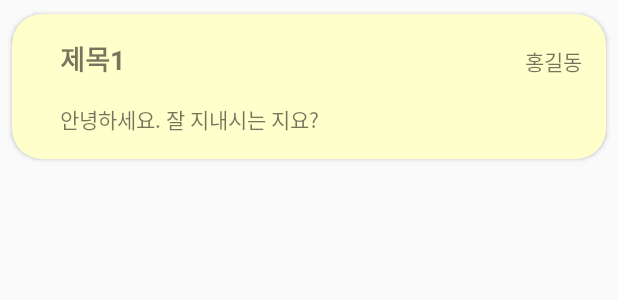
After one commit to JungUihyun/android_exam07, an Android app: the layout custom_item.xml on its own in the app's theme, with its tools: preview values and no code run, on a phone screen of 412 x 824 dp. The commit adds this screen. Shown: the top 300 px of the screen. Run offline under Robolectric (Android 15) with nearby library versions, the phone set to English and light mode, and no system bars.

Commit message:
Add custom_item

```diff
--- a/app/build.gradle
+++ b/app/build.gradle
@@ -26,4 +26,6 @@ dependencies {
     testImplementation 'junit:junit:4.12'
     androidTestImplementation 'androidx.test:runner:1.2.0'
     androidTestImplementation 'androidx.test.espresso:espresso-core:3.2.0'
+    implementation 'androidx.recyclerview:recyclerview:1.2.0-alpha04'
+    implementation 'androidx.cardview:cardview:1.0.0'
 }
--- a/app/src/main/AndroidManifest.xml
+++ b/app/src/main/AndroidManifest.xml
@@ -9,7 +9,7 @@
         android:roundIcon="@mipmap/ic_launcher_round"
         android:supportsRtl="true"
         android:theme="@style/AppTheme">
-        <activity android:name=".PostActivity"></activity>
+        <activity android:name=".ListActivity"></activity>
         <activity android:name=".RegisterActivity" />
         <activity android:name=".MainActivity">
             <intent-filter>
--- a/app/src/main/java/com/example/android_exam07/PostDB.java
+++ b/app/src/main/java/com/example/android_exam07/PostDB.java
@@ -15,7 +15,7 @@ public class PostDB extends SQLiteOpenHelper {
 
     @Override
     public void onCreate(SQLiteDatabase db) {
-        String sql = "create table post_tb (_id integer primary key autoincrement, title text, content text, writer text)";
+        String sql = "create table post_tb (idx integer primary key autoincrement, title text, content text, writer text)";
         db.execSQL("insert into post_tb (title, content, writer) values ('1번째 메모', '첫번째 메모입니다.', '관리자')");
         db.execSQL("insert into post_tb (title, content, writer) values ('2번째 메모', '두번째 메모입니다.', '관리자')");
         db.execSQL("insert into post_tb (title, content, writer) values ('3번째 메모', '세번째 메모입니다.', '관리자')");
--- a/app/src/main/java/com/example/android_exam07/UserDB.java
+++ b/app/src/main/java/com/example/android_exam07/UserDB.java
@@ -15,7 +15,7 @@ public class UserDB extends SQLiteOpenHelper {
 
     @Override
     public void onCreate(SQLiteDatabase db) {
-        String sql = "create table user_tb (_id integer primary key autoincrement, id text, password text, name text, post_id integer)";
+        String sql = "create table user_tb (idx integer primary key autoincrement, id text, password text, name text, post_id integer)";
         db.execSQL(sql);
     }
 
--- /dev/null
+++ b/app/src/main/res/layout/custom_item.xml
@@ -0,0 +1,46 @@
+<?xml version="1.0" encoding="utf-8"?>
+
+<androidx.cardview.widget.CardView
+    android:id="@+id/cardView"
+    xmlns:android="http://schemas.android.com/apk/res/android"
+    xmlns:app="http://schemas.android.com/apk/res-auto"
+    android:layout_width="match_parent"
+    android:layout_height="wrap_content"
+    app:cardCornerRadius="20dp"
+    app:cardUseCompatPadding="true"
+    app:cardBackgroundColor="#FFFFFFCC">
+
+    <RelativeLayout
+        xmlns:android="http://schemas.android.com/apk/res/android"
+        android:layout_width="match_parent"
+        android:layout_height="match_parent"
+        android:padding="16dp">
+
+        <TextView
+            android:id="@+id/title"
+            android:layout_width="wrap_content"
+            android:layout_height="wrap_content"
+            android:text="제목1"
+            android:textSize="18dp"
+            android:textStyle="bold"
+            android:layout_marginLeft="16dp"/>
+
+        <TextView
+            android:id="@+id/content"
+            android:layout_width="wrap_content"
+            android:layout_height="wrap_content"
+            android:text="안녕하세요. 잘 지내시는 지요?"
+            android:layout_below="@id/title"
+            android:layout_alignLeft="@id/title"
+            android:layout_marginTop="16dp"/>
+
+        <TextView
+            android:id="@+id/writer"
+            android:layout_width="wrap_content"
+            android:layout_height="wrap_content"
+            android:text="홍길동"
+            android:layout_alignParentRight="true"
+            android:layout_alignBaseline="@id/title"/>
+
+    </RelativeLayout>
+</androidx.cardview.widget.CardView>
--- a/build.gradle
+++ b/build.gradle
@@ -7,7 +7,7 @@ buildscript {
 
     }
     dependencies {
-        classpath 'com.android.tools.build:gradle:3.4.2'
+        classpath 'com.android.tools.build:gradle:4.0.0'
 
         // NOTE: Do not place your application dependencies here; they belong
         // in the individual module build.gradle files
```
Also changed, not shown: app/src/main/java/com/example/android_exam07/ListActivity.java (added, +54 -0 lines), app/src/main/java/com/example/android_exam07/ListAdapter.java (added, +72 -0 lines), app/src/main/java/com/example/android_exam07/ListHolder.java (added, +26 -0 lines), app/src/main/java/com/example/android_exam07/ListVO.java (added, +51 -0 lines), app/src/main/java/com/example/android_exam07/MainActivity.java (+11 -2 lines), app/src/main/java/com/example/android_exam07/PostActivity.java (deleted, +0 -15 lines), app/src/main/java/com/example/android_exam07/RegisterActivity.java (+6 -5 lines), app/src/main/res/layout/activity_list.xml (added, +23 -0 lines), app/src/main/res/layout/activity_post.xml (deleted, +0 -16 lines), app/src/main/res/layout/activity_main.xml (indentation only), gradle/wrapper/gradle-wrapper.properties.
